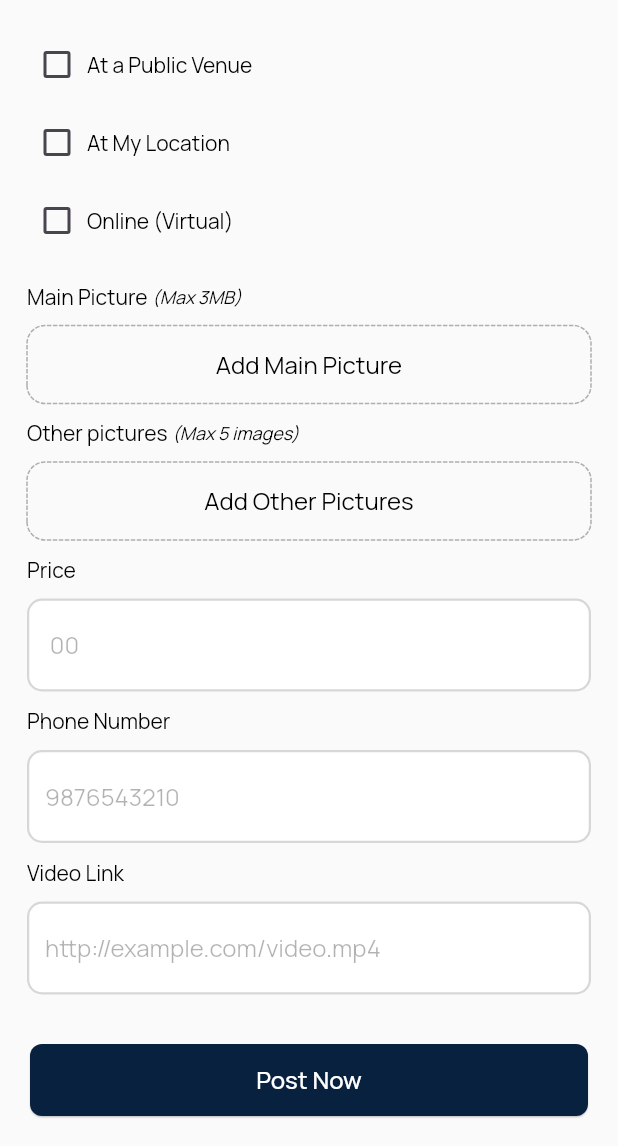
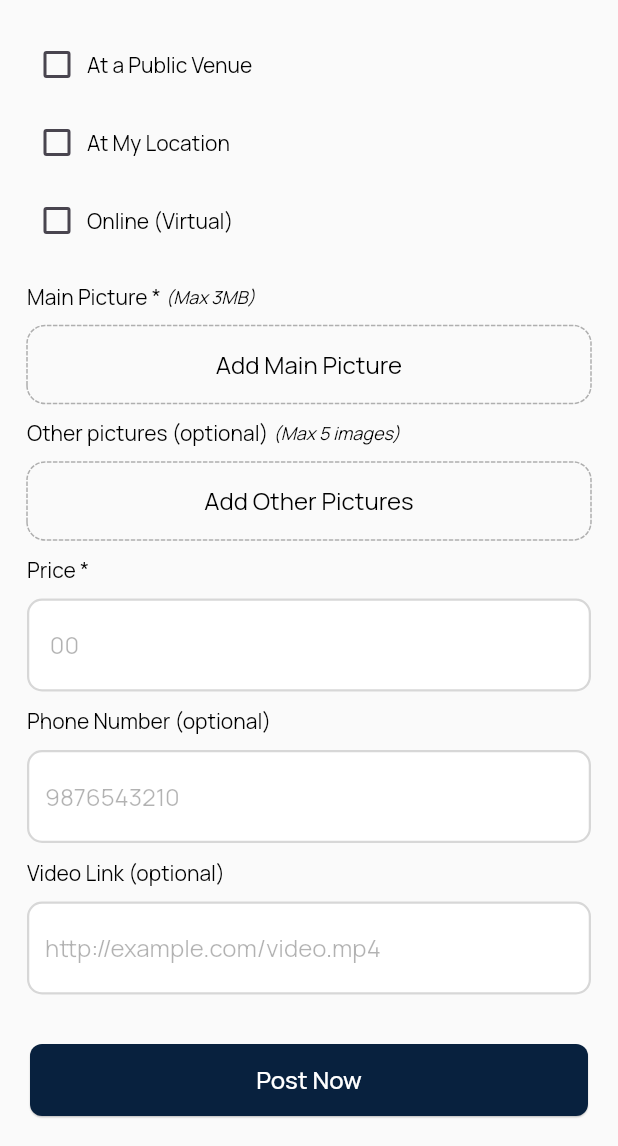
Before and after one commit to Tlobni/mobile_app, a Flutter app: the AddItemDetails screen opened directly with empty values, scrolled down 911 dp, on a phone screen of 412 x 824 dp, the part 90-1236 px from its top. Run offline on Flutter 3.47's test engine with Material 3 defaults, Android fonts, the phone set to English and light mode, and no system bars; drawn by our look-alikes of dotted_border; our stand-ins replace app_links, audioplayers, awesome_notifications, bloc, cached_network_image, cloud_firestore and 37 more; missing offline and left inert: android_intent_plus, any_link_preview, device_region, encrypt, flutter_pdfview, google_maps_flutter_android and 4 more; accounts and stored records are empty; network calls fail.

Commit message:
feat: Improve item creation and ad details with validation and UI enhancements

```diff
--- a/assets/languages/template.json
+++ b/assets/languages/template.json
@@ -11,6 +11,7 @@
   "Offer must less than price": "Offer must less than price",
   "adrsNotFoundErrorMsg": "Specified Address Not Found",
   "and": "&",
+  "bookToOpenChat": "Book to open chat",
   "chooseYourInterest": "Choose your\ninterest",
   "skip": "Skip",
   "selectedLocation": "Selected location: ",
--- a/lib/settings.dart
+++ b/lib/settings.dart
@@ -30,8 +30,8 @@ class AppSettings {
   static const String androidPackageName = 'com.tlobni.app';
   static const String shareAppText = "Share this App";
 
-  // static const String demoUrl = "http://127.0.0.1:8000";
-  static const String demoUrl = "https://dashboard.tlobni.com";
+  static const String demoUrl = "http://127.0.0.1:8000";
+  // static const String demoUrl = "https://dashboard.tlobni.com";
 
   ///API Setting
 
--- a/lib/ui/screens/item/add_item_screen/add_item_details.dart
+++ b/lib/ui/screens/item/add_item_screen/add_item_details.dart
@@ -448,7 +448,7 @@ class _AddItemDetailsState extends CloudState<AddItemDetails> {
                         SizedBox(
                           height: 18,
                         ),
-                        CustomText("adTitle".translate(context)),
+                        CustomText("adTitle".translate(context) + " *"),
                         SizedBox(
                           height: 10,
                         ),
@@ -466,7 +466,7 @@ class _AddItemDetailsState extends CloudState<AddItemDetails> {
                         SizedBox(
                           height: 15,
                         ),
-                        CustomText("descriptionLbl".translate(context)),
+                        CustomText("descriptionLbl".translate(context) + " *"),
                         SizedBox(
                           height: 15,
                         ),
@@ -496,12 +496,15 @@ class _AddItemDetailsState extends CloudState<AddItemDetails> {
                         // Service Location Options
                         _buildServiceLocationOptions(context),
 
+                        // Experience Location
+                        _buildExperienceLocationSection(context),
+
                         // Auto-Expiration Date & Time (for Experience only)
                         _buildExpirationDateTimeSection(context),
 
                         Row(
                           children: [
-                            CustomText("mainPicture".translate(context)),
+                            CustomText("mainPicture".translate(context) + " *"),
                             const SizedBox(
                               width: 3,
                             ),
@@ -529,7 +532,8 @@ class _AddItemDetailsState extends CloudState<AddItemDetails> {
                         ),
                         Row(
                           children: [
-                            CustomText("otherPictures".translate(context)),
+                            CustomText("otherPictures".translate(context) +
+                                " (optional)"),
                             const SizedBox(
                               width: 3,
                             ),
@@ -547,7 +551,7 @@ class _AddItemDetailsState extends CloudState<AddItemDetails> {
                         SizedBox(
                           height: 10,
                         ),
-                        CustomText("price".translate(context)),
+                        CustomText("price".translate(context) + " *"),
                         SizedBox(
                           height: 10,
                         ),
@@ -570,7 +574,8 @@ class _AddItemDetailsState extends CloudState<AddItemDetails> {
                         SizedBox(
                           height: 10,
                         ),
-                        CustomText("phoneNumber".translate(context)),
+                        CustomText(
+                            "phoneNumber".translate(context) + " (optional)"),
                         SizedBox(
                           height: 10,
                         ),
@@ -592,7 +597,8 @@ class _AddItemDetailsState extends CloudState<AddItemDetails> {
                         SizedBox(
                           height: 10,
                         ),
-                        CustomText("videoLink".translate(context)),
+                        CustomText(
+                            "videoLink".translate(context) + " (optional)"),
                         SizedBox(
                           height: 10,
                         ),
@@ -1146,7 +1152,7 @@ class _AddItemDetailsState extends CloudState<AddItemDetails> {
       crossAxisAlignment: CrossAxisAlignment.start,
       children: [
         CustomText(
-          "Price Type".translate(context),
+          "Price Type".translate(context) + " *",
           fontSize: context.font.large,
           fontWeight: FontWeight.w500,
         ),
@@ -1236,14 +1242,14 @@ class _AddItemDetailsState extends CloudState<AddItemDetails> {
       crossAxisAlignment: CrossAxisAlignment.start,
       children: [
         CustomText(
-          "Service Location Options".translate(context),
+          "Service Location Options".translate(context) + " *",
           fontSize: context.font.large,
           fontWeight: FontWeight.w500,
         ),
         SizedBox(height: 10),
 
         // Location field with autocomplete
-        CustomText("Service Location".translate(context)),
+        CustomText("Service Location".translate(context) + " *"),
         SizedBox(height: 8),
         LocationAutocomplete(
           controller: locationController,
@@ -1314,8 +1320,8 @@ class _AddItemDetailsState extends CloudState<AddItemDetails> {
     );
   }
 
-  // Auto-Expiration Date & Time
-  Widget _buildExpirationDateTimeSection(BuildContext context) {
+  // Experience Location
+  Widget _buildExperienceLocationSection(BuildContext context) {
     // Only show for Experience type
     dynamic rawPostType = getCloudData("post_type");
     PostType? postType;
@@ -1333,7 +1339,58 @@ class _AddItemDetailsState extends CloudState<AddItemDetails> {
       crossAxisAlignment: CrossAxisAlignment.start,
       children: [
         CustomText(
-          "Auto-Expiration Date & Time".translate(context),
+          "Experience Location".translate(context) + " *",
+          fontSize: context.font.large,
+          fontWeight: FontWeight.w500,
+        ),
+        SizedBox(height: 10),
+
+        // Location field with autocomplete
+        CustomText("Location".translate(context) + " *"),
+        SizedBox(height: 8),
+        LocationAutocomplete(
+          controller: locationController,
+          hintText: "enterLocation".translate(context),
+          onSelected: (value) {
+            locationController.text = value;
+          },
+          onLocationSelected: (locationData) {
+            setState(() {
+              formatedAddress = AddressComponent(
+                city: locationData['city'],
+                state: locationData['state'],
+                country: locationData['country'],
+                area: locationData['city'], // Using city as area if needed
+                mixed: "${locationData['city']}, ${locationData['country']}",
+              );
+            });
+          },
+        ),
+        SizedBox(height: 15),
+      ],
+    );
+  }
+
+  // Auto-Expiration Date & Time
+  Widget _buildExpirationDateTimeSection(BuildContext context) {
+    // Only show for Experience type
+    dynamic rawPostType = getCloudData("post_type");
+    PostType? postType;
+
+    if (rawPostType is PostType) {
+      postType = rawPostType;
+    } else {
+      // Handle the case where post_type is not properly cast
+      return SizedBox.shrink();
+    }
+
+    if (postType != PostType.experience) return SizedBox.shrink();
+
+    return Column(
+      crossAxisAlignment: CrossAxisAlignment.start,
+      children: [
+        CustomText(
+          "Auto-Expiration Date & Time".translate(context) + " *",
           fontSize: context.font.large,
           fontWeight: FontWeight.w500,
         ),
@@ -1538,14 +1595,14 @@ class _AddItemDetailsState extends CloudState<AddItemDetails> {
       missingFields.add("Ad Title");
     }
 
+    // Check description (required for both types)
+    if (adDescriptionController.text.isEmpty) {
+      missingFields.add("Description");
+    }
+
     // Check price
     if (adPriceController.text.isEmpty) {
       missingFields.add("Price");
-    }
-
-    // Check phone number
-    if (adPhoneNumberController.text.isEmpty) {
-      missingFields.add("Phone Number");
     }
 
     // Check price type
@@ -1558,6 +1615,14 @@ class _AddItemDetailsState extends CloudState<AddItemDetails> {
         (_pickTitleImage.pickedFile != null) || titleImageURL.isNotEmpty;
     if (!hasMainPicture) {
       missingFields.add("Main Picture");
+    }
+
+    // Location check for both types
+    if (formatedAddress == null ||
+        ((formatedAddress!.city == "" || formatedAddress!.city == null) &&
+            (formatedAddress!.area == "" || formatedAddress!.area == null)) ||
+        (formatedAddress!.country == "" || formatedAddress!.country == null)) {
+      missingFields.add("Location");
     }
 
     // For experience type, check expiration date and time
@@ -1567,17 +1632,6 @@ class _AddItemDetailsState extends CloudState<AddItemDetails> {
       }
       if (_expirationTime == null) {
         missingFields.add("Expiration Time");
-      }
-    }
-
-    // For service type, check location if not set
-    if (postType == PostType.service) {
-      if (formatedAddress == null ||
-          ((formatedAddress!.city == "" || formatedAddress!.city == null) &&
-              (formatedAddress!.area == "" || formatedAddress!.area == null)) ||
-          (formatedAddress!.country == "" ||
-              formatedAddress!.country == null)) {
-        missingFields.add("Location");
       }
     }
 
```
Also changed, not shown: lib/ui/screens/ad_details_screen.dart (+3 -9 lines), 1 other file.
